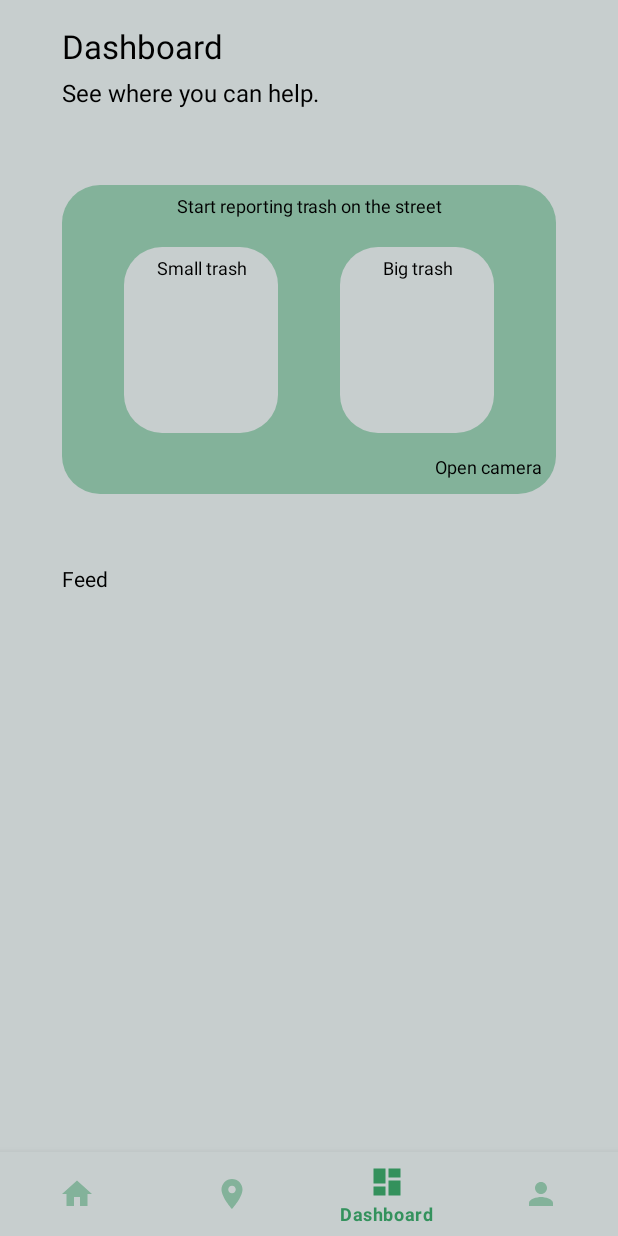
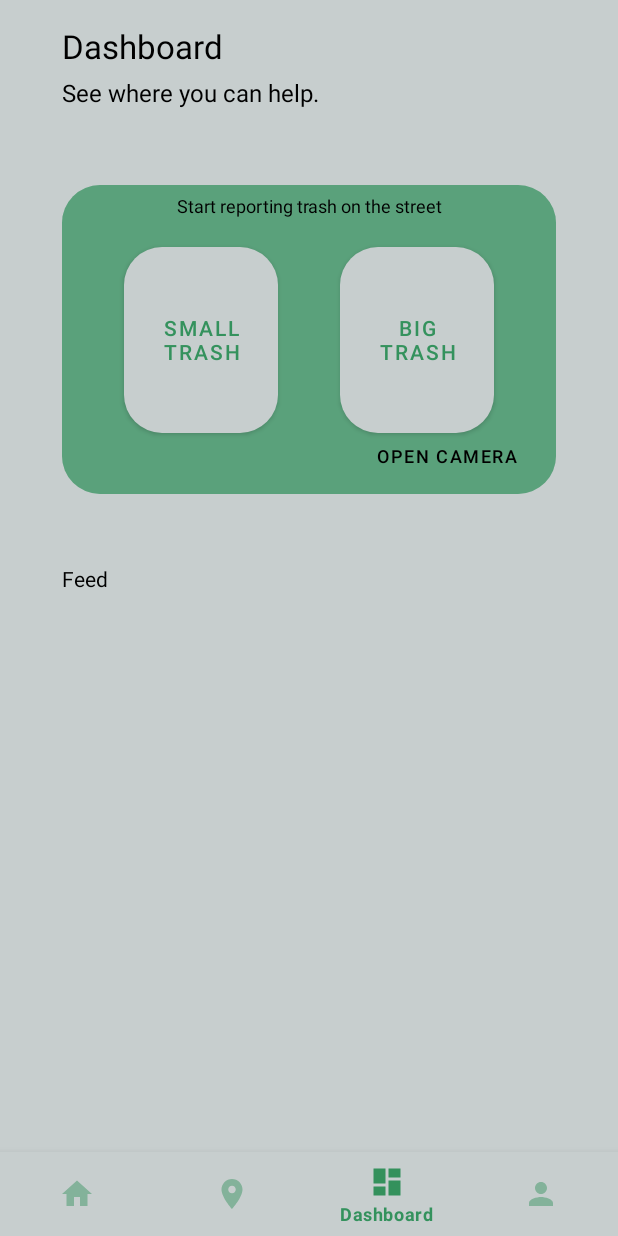
Before and after one commit to JDogMad/Trends_LitterMeUp, an Android app: the screen it shows after launch (MainActivity), item 3 of the bottom bar chosen, on a phone screen of 412 x 824 dp. Run offline under Robolectric (Android 15) with nearby library versions, the phone set to English and light mode, and no system bars.

Commit message:
--SMALL CHANGEMENTS OF fragment_dashboard.xml--

```diff
--- a/app/src/main/res/layout/fragment_dashboard.xml
+++ b/app/src/main/res/layout/fragment_dashboard.xml
@@ -122,6 +122,19 @@
         app:layout_constraintTop_toTopOf="@+id/img_helper_3"
         app:layout_constraintVertical_bias="0.0"/>
 
+    <LinearLayout
+        android:id="@+id/app_shape_2"
+        android:layout_width="0dp"
+        android:layout_height="0dp"
+        android:background="@drawable/app_shape_2"
+        android:orientation="horizontal"
+        app:layout_constraintHeight_percent="0.25"
+        app:layout_constraintBottom_toBottomOf="@+id/img_helper_4"
+        app:layout_constraintEnd_toStartOf="@+id/img_helper_2"
+        app:layout_constraintStart_toStartOf="@+id/img_helper_1"
+        app:layout_constraintTop_toTopOf="@+id/img_helper_3"
+        app:layout_constraintVertical_bias="0.0"/>
+
     <TextView
         android:id="@+id/app_camera"
         android:layout_width="0dp"
@@ -135,68 +148,48 @@
         app:layout_constraintEnd_toStartOf="@+id/img_helper_2"
         app:layout_constraintTop_toBottomOf="@+id/img_helper_3" />
 
-    <LinearLayout
-        android:id="@+id/app_shape_2"
+    <Button
+        android:id="@+id/btn_camera_smallTrash"
         android:layout_width="0dp"
         android:layout_height="0dp"
         android:background="@drawable/app_shape_gray_1"
         android:orientation="horizontal"
+        android:text="@string/small_trash"
+        android:textColor="@color/green_1"
+        app:backgroundTint="@color/main_gray"
         app:layout_constraintBottom_toTopOf="@+id/img_helper_10"
         app:layout_constraintEnd_toStartOf="@+id/img_helper_6"
         app:layout_constraintStart_toStartOf="@+id/img_helper_5"
         app:layout_constraintTop_toTopOf="@+id/img_helper_9" />
 
-    <TextView
-        android:id="@+id/app_small_trash"
-        android:layout_width="0dp"
-        android:layout_height="wrap_content"
-        android:layout_marginTop="5dp"
-        android:text="@string/small_trash"
-        android:textAlignment="center"
-        android:textColor="@color/black"
-        android:textSize="12sp"
-        app:layout_constraintStart_toStartOf="@id/img_helper_5"
-        app:layout_constraintEnd_toStartOf="@+id/img_helper_6"
-        app:layout_constraintTop_toBottomOf="@+id/img_helper_9" />
-
-    <LinearLayout
-        android:id="@+id/app_shape_3"
+    <Button
+        android:id="@+id/btn_camera_bigTrash"
         android:layout_width="0dp"
         android:layout_height="0dp"
         android:background="@drawable/app_shape_gray_1"
         android:orientation="horizontal"
+        android:text="@string/big_trash"
+        android:textColor="@color/green_1"
+        app:backgroundTint="@color/main_gray"
         app:layout_constraintBottom_toTopOf="@+id/img_helper_10"
         app:layout_constraintEnd_toStartOf="@+id/img_helper_8"
         app:layout_constraintStart_toStartOf="@+id/img_helper_7"
         app:layout_constraintTop_toTopOf="@+id/img_helper_9" />
 
-    <TextView
-        android:id="@+id/app_big_trash"
-        android:layout_width="0dp"
-        android:layout_height="wrap_content"
-        android:layout_marginTop="5dp"
-        android:text="@string/big_trash"
-        android:textAlignment="center"
-        android:textColor="@color/black"
-        android:textSize="12sp"
-        app:layout_constraintStart_toStartOf="@id/img_helper_7"
-        app:layout_constraintEnd_toStartOf="@+id/img_helper_8"
-        app:layout_constraintTop_toBottomOf="@+id/img_helper_9" />
-
-
-    <TextView
+    <Button
         android:id="@+id/app_openCamera"
         android:layout_width="0dp"
         android:layout_height="wrap_content"
         android:layout_marginEnd="10dp"
         android:layout_marginBottom="10dp"
+        android:background="?android:selectableItemBackground"
         android:text="@string/subTitle_openCamera"
         android:textAlignment="textEnd"
         android:textColor="@color/black"
         android:textSize="12sp"
         app:layout_constraintBottom_toBottomOf="@+id/img_helper_4"
         app:layout_constraintEnd_toStartOf="@+id/img_helper_2"
-        app:layout_constraintStart_toStartOf="@id/img_helper_1" />
+        app:layout_constraintTop_toTopOf="@+id/img_helper_10" />
 
     <TextView
         android:id="@+id/app_feed_sub"
--- a/app/src/main/res/layout/fragment_settings.xml
+++ b/app/src/main/res/layout/fragment_settings.xml
@@ -214,7 +214,7 @@
         app:layout_constraintTop_toTopOf="@+id/img_helper_4" />
 
     <Button
-        android:id="@+id/app_ic_arrow"
+        android:id="@+id/btn_arrow_language"
         android:layout_width="0dp"
         android:layout_height="0dp"
         android:background="@drawable/ic_green_next"
@@ -252,7 +252,7 @@
         app:layout_constraintTop_toTopOf="@+id/img_helper_7" />
 
     <Button
-        android:id="@+id/app_ic_arrow"
+        android:id="@+id/btn_arrow_achievement"
         android:layout_width="0dp"
         android:layout_height="0dp"
         android:background="@drawable/ic_green_next"
@@ -328,7 +328,7 @@
         app:layout_constraintTop_toTopOf="@+id/img_helper_12" />
 
     <Button
-        android:id="@+id/app_ic_arrow"
+        android:id="@+id/btn_arrow_feedback"
         android:layout_width="0dp"
         android:layout_height="0dp"
         android:background="@drawable/ic_green_next"
@@ -392,6 +392,7 @@
         app:layout_constraintTop_toTopOf="@+id/img_helper_16" />
 
 
+    <!-- TODO: Make this a logout button + functionality -->
     <ImageView
         android:id="@+id/app_ic_logout"
         android:layout_width="0dp"
--- a/app/src/main/res/values/colors.xml
+++ b/app/src/main/res/values/colors.xml
@@ -13,6 +13,5 @@
     <color name="main_green">#661D884B</color>
     <color name="green_1">#DD1D884B</color>
     <color name="green">#1D884B</color>
-
     <color name="main_black">#121212</color>
 </resources>
```
